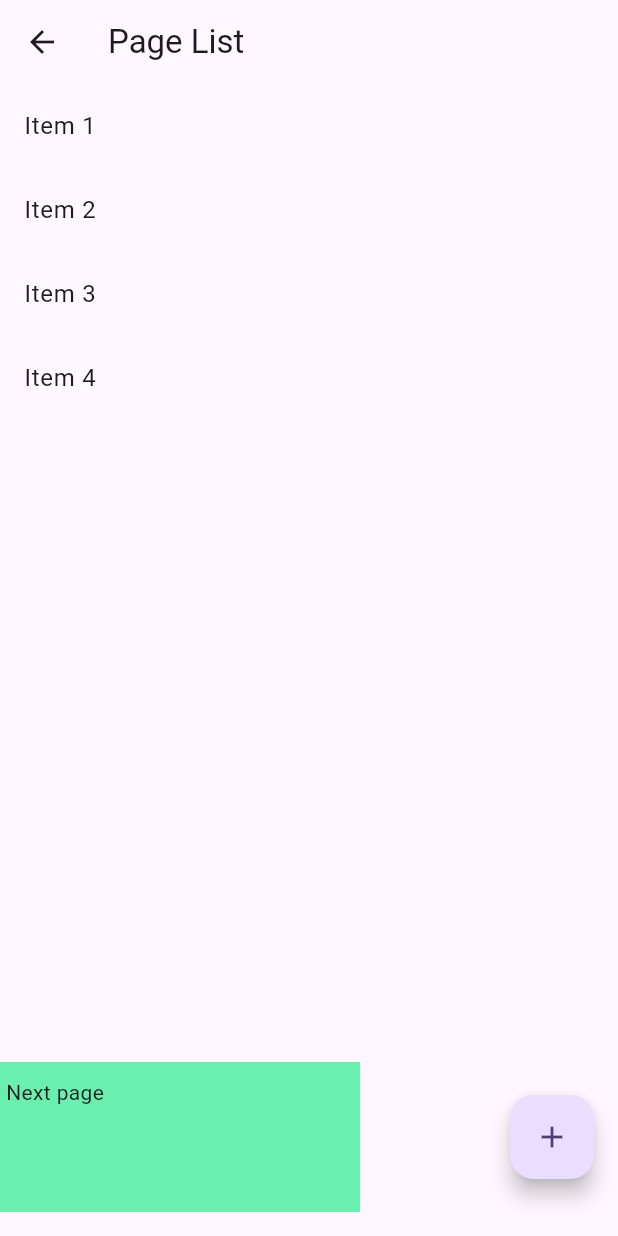
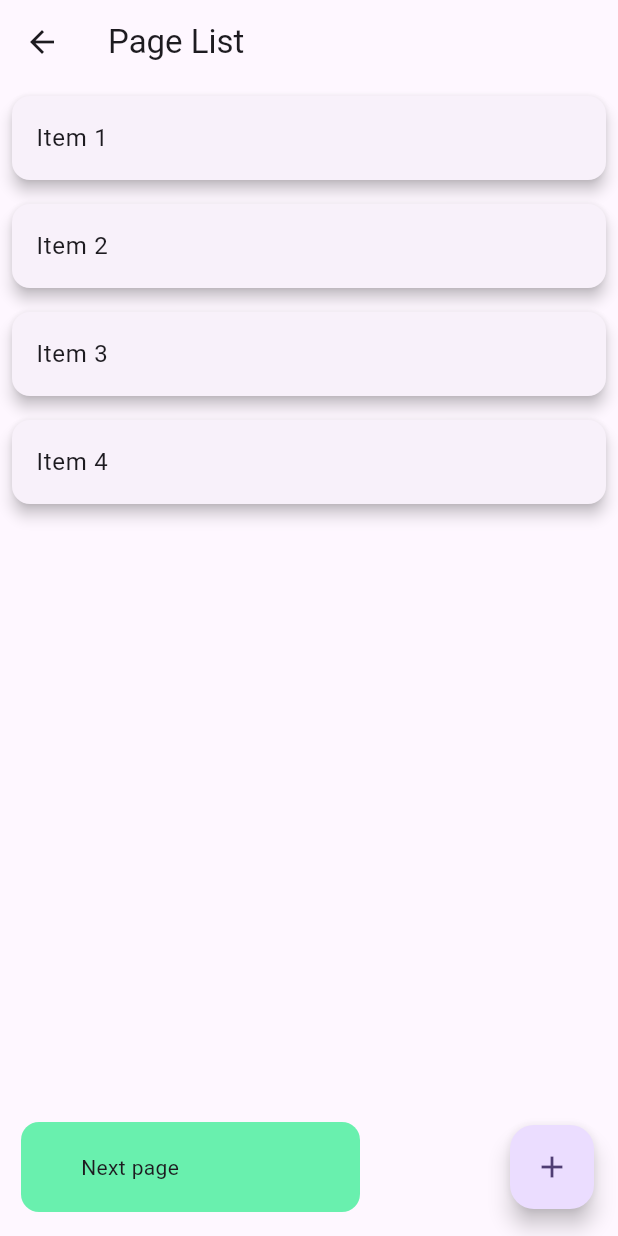
Before and after one commit to pardeepkum/animation_ui, a Flutter app: the screen it shows after launch, after a tap on the "arrow forward" icon, on a phone screen of 412 x 824 dp. Run offline on Flutter 3.47's test engine with Material 3 defaults, Android fonts, the phone set to English and light mode, and no system bars; our stand-ins replace get, loading_animation_widget.

Commit message:
"Add card "

```diff
--- a/lib/controller/home_controller.dart
+++ b/lib/controller/home_controller.dart
@@ -4,6 +4,12 @@ import 'package:loading_animation_widget/loading_animation_widget.dart';
 
 class HomeController extends GetxController {
   var currentPageIndex = 0.obs;
+  // for the card flip back and start to the widget
+  var isCardFlipped = false.obs;
+
+  void flipCard() {
+    isCardFlipped.value = !isCardFlipped.value;
+  }
 
   final List<Widget> animationItems = [
     LoadingAnimationWidget.twistingDots(
--- a/lib/main.dart
+++ b/lib/main.dart
@@ -1,3 +1,6 @@
+import 'package:animated/screen/card_screen.dart';
+import 'package:animated/screen/details_screen.dart';
+import 'package:animated/screen/third_page.dart';
 import 'package:flutter/material.dart';
 import 'package:get/get.dart';
 import 'screen/Home_screen.dart';
@@ -9,7 +12,6 @@ void main() {
 class MyApp extends StatelessWidget {
   const MyApp({super.key});
 
-  // This widget is the root of your application.
   @override
   Widget build(BuildContext context) {
     return GetMaterialApp(
@@ -19,7 +21,28 @@ class MyApp extends StatelessWidget {
         colorScheme: ColorScheme.fromSeed(seedColor: Colors.deepPurple),
         useMaterial3: true,
       ),
-      home:  HomePage(),
+      getPages: [
+        GetPage(
+          name: '/HomePage',
+          page: () => HomePage(),
+
+        ),
+        GetPage(
+          name: '/PageList',
+          page: () =>  PageList(),
+
+        ),
+        GetPage(
+          name: '/HomePageScreen',
+          page: () => const HomePageScreen(),
+        ),
+        GetPage(
+          name: '/FlipCardWidget',
+          page: () =>  FlipCardWidget(),
+        ),
+
+      ],
+    home: HomePage(),
     );
   }
 }
--- a/lib/screen/Home_screen.dart
+++ b/lib/screen/Home_screen.dart
@@ -1,55 +1,4 @@
-// import 'package:flutter/material.dart';
-// import 'package:get/get.dart';
-//
-// import '../controller/home_controller.dart';
-//
-// class HomePage extends StatelessWidget {
-//   final HomeController homeController = Get.put(HomeController());
-//
-//   final List<String> items = ["Item 1", "Item 2", "Item 3", "Item 4"];
-//
-//    HomePage({super.key});
-//
-//   @override
-//   Widget build(BuildContext context) {
-//     return Scaffold(
-//       appBar: AppBar(
-//         centerTitle: true,
-//         title: const Text('Animated Transition '),
-//       ),
-//       body: ListView.builder(
-//         itemCount: items.length,
-//         itemBuilder: (context, index) {
-//           return GestureDetector(
-//             onTap: () {
-//               homeController.changePage(index);
-//             },
-//             child:Obx(
-//                   () => AnimatedOpacity(
-//                 opacity: homeController.currentPageIndex.value == index ? 1.0 : 0.5,
-//                 duration: const Duration(milliseconds: 300),
-//                 child: Container(
-//                   padding: const EdgeInsets.all(16.0),
-//                   color: homeController.currentPageIndex.value == index
-//                       ? Colors.blue
-//                       : Colors.transparent,
-//                   child: Text(
-//                     items[index],
-//                     style: TextStyle(
-//                       color: homeController.currentPageIndex.value == index
-//                           ? Colors.white
-//                           : Colors.black,
-//                     ),
-//                   ),
-//                 ),
-//               ),
-//             ),
-//           );
-//         },
-//       ),
-//     );
-//   }
-// }
+
 
 import 'package:animated/screen/details_screen.dart';
 import 'package:flutter/material.dart';
@@ -68,7 +17,7 @@ class HomePage extends StatelessWidget {
           title: const Text('Loading Animation widget'),
         ),
         body: Padding(
-          padding:  EdgeInsets.symmetric(horizontal: MediaQuery.of(context).devicePixelRatio*5),
+          padding:  EdgeInsets.symmetric(horizontal: MediaQuery.of(context).devicePixelRatio*8),
           child: ListView.builder(
            itemCount:homeController.animationItems.length,
            itemBuilder: (context, index) {
@@ -77,7 +26,7 @@ class HomePage extends StatelessWidget {
              title: Row(
                children: [
                  SizedBox(
-                   width: MediaQuery.of(context).devicePixelRatio*12,
+                   width: MediaQuery.of(context).devicePixelRatio*18,
                   // height: MediaQuery.of(context).devicePixelRatio.,
                    child:homeController.animationItems[index],
                  ),
@@ -87,6 +36,9 @@ class HomePage extends StatelessWidget {
                      child: Text(
                        'Loading Animation ${index + 1}',
                        textScaleFactor: 1.3,
+                       style: const TextStyle(
+                         fontSize: 11
+                       ),
                        textAlign: TextAlign.left,
                      ),
                    ),
--- a/lib/screen/details_screen.dart
+++ b/lib/screen/details_screen.dart
@@ -1,7 +1,6 @@
 import 'package:animated/screen/page.dart';
 import 'package:flutter/material.dart';
 import 'package:get/get.dart';
-import 'third_page.dart';
 
 class PageList extends StatelessWidget {
    PageList({super.key});
@@ -18,7 +17,12 @@ class PageList extends StatelessWidget {
         key: _listKey,
         initialItemCount: items.length,
         itemBuilder: (context, index, animation) {
-          return buildItem(items[index], animation);
+          return Padding(
+            padding: const EdgeInsets.all(4.0),
+            child: Card(
+                elevation: 4,
+                child: buildItem(items[index], animation)),
+          );
         },
       ),
       floatingActionButton: Row(
@@ -26,18 +30,21 @@ class PageList extends StatelessWidget {
           Expanded(
             child: GestureDetector(
               onTap: (){
-                Get.toNamed( HomePageScreen().toString() );
+                Get.toNamed('/HomePageScreen');
               },
               child: Container(
-                height: 100,
                 width: 200,
-                padding: const EdgeInsets.symmetric(horizontal: 20,vertical: 10),
+                padding: const EdgeInsets.symmetric(horizontal: 40,vertical: 20),
+                margin: const EdgeInsets.only(left: 30),
+                decoration: BoxDecoration(
                 color: Colors.greenAccent,
-                child: Text("Next page"),
+                borderRadius: BorderRadius.circular(12)
+              ),
+                child: const Text("Next page"),
               ),
             ),
           ),
-          SizedBox(width: 100,),
+          const SizedBox(width: 100,),
           FloatingActionButton(
             onPressed: () {
               _addItem('New Item');
@@ -51,14 +58,13 @@ class PageList extends StatelessWidget {
 
   Widget buildItem(String itemName, Animation<double> animation) {
     return SlideTransition(
-      position: Tween<Offset>(begin: Offset(1, 0), end: Offset(0, 0)).animate(animation),
+      position: Tween<Offset>(begin: const Offset(1, 0), end: const Offset(0, 0)).animate(animation),
       child: ListTile(
         title: Hero(
-          tag: itemName,
+          tag: 'item_$itemName',
           child: Text(itemName),
         ),
         onTap: () {
-          //Navigator.of(context).push(_createRoute(itemName));
           Get.toNamed(itemName);
         },
         onLongPress: () {
@@ -68,7 +74,7 @@ class PageList extends StatelessWidget {
     );
   }
 
-  Route _createRoute(String itemName) {
+  Route createRoute(String itemName) {
     return PageRouteBuilder(
       pageBuilder: (context, animation, secondaryAnimation) => Page2(itemName: itemName),
       transitionsBuilder: (context, animation, secondaryAnimation, child) {
@@ -94,13 +100,14 @@ class PageList extends StatelessWidget {
    void _removeItem(String itemName) {
      final index = items.indexOf(itemName);
      if (index != -1) {
+       final removedItem = items[index];
        _listKey.currentState?.removeItem(
          index,
-            (context, animation) => buildItem(items[index], animation),
-        duration: Duration(milliseconds: 500),
+             (context, animation) => buildItem(removedItem, animation),
+         duration: const Duration(milliseconds: 500),
        );
-
        items.removeAt(index);
      }
    }
+
 }
```
Also changed, not shown: lib/screen/card_screen.dart (added, +103 -0 lines), lib/screen/third_page.dart (+34 -43 lines). Lines whose indentation alone changed are shown as unchanged.
